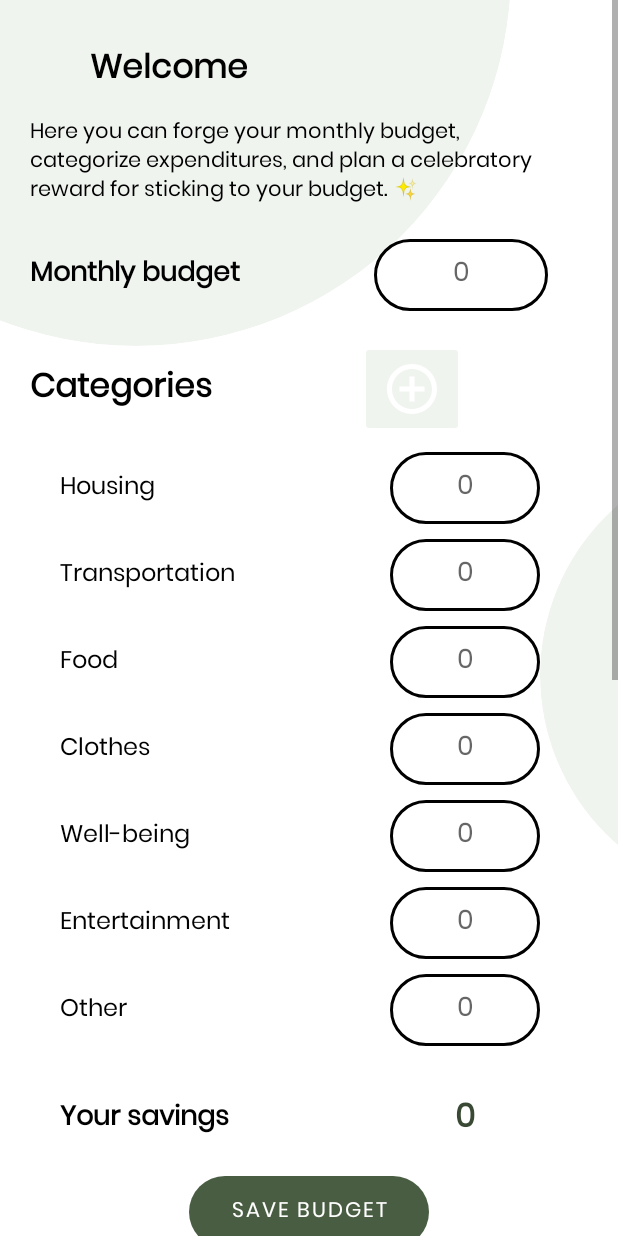
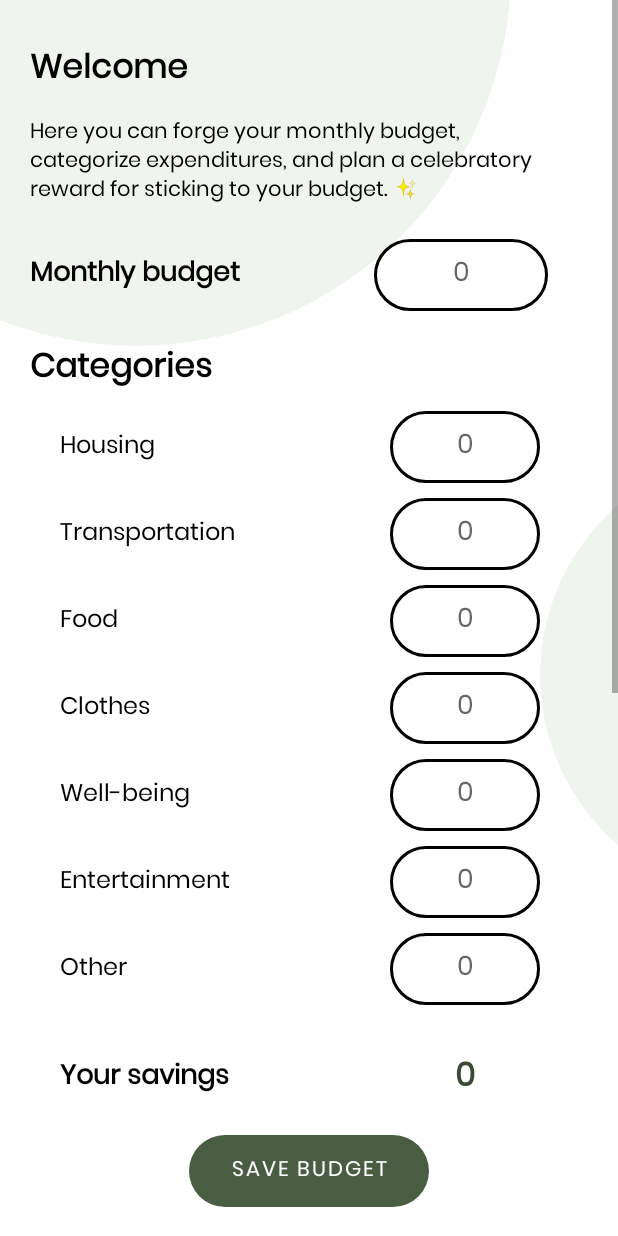
Before and after one commit to puranenjenny/MobiiliProjekti, an Android app: the layout fragment_profile.xml on its own in the app's theme, with its tools: preview values and no code run, on a phone screen of 412 x 824 dp. Run offline under Robolectric (Android 15) with nearby library versions, the phone set to English and light mode, and no system bars.

Commit message:
ui juttuja

```diff
--- a/app/src/main/res/layout/fragment_profile.xml
+++ b/app/src/main/res/layout/fragment_profile.xml
@@ -18,7 +18,7 @@
             android:id="@+id/WelcomeText"
             android:layout_width="260dp"
             android:layout_height="wrap_content"
-            android:layout_marginStart="60dp"
+            android:layout_marginStart="20dp"
             android:layout_marginTop="28dp"
             android:fontFamily="@font/poppins"
             android:text="@string/welcome"
@@ -93,15 +93,6 @@
                 android:textColor="@color/black"
                 android:textSize="22sp"
                 android:textStyle="bold" />
-
-            <ImageButton
-                android:id="@+id/AddCategoryButton"
-                android:layout_width="69dp"
-                android:layout_height="64dp"
-                android:layout_marginStart="20dp"
-                android:backgroundTint="@color/light_grey"
-                android:contentDescription="@string/addCategory"
-                app:srcCompat="@drawable/icon_add2" />
 
         </LinearLayout>
 
```
Also changed, not shown: app/src/main/res/layout/fragment_annual.xml (+32 -27 lines).
